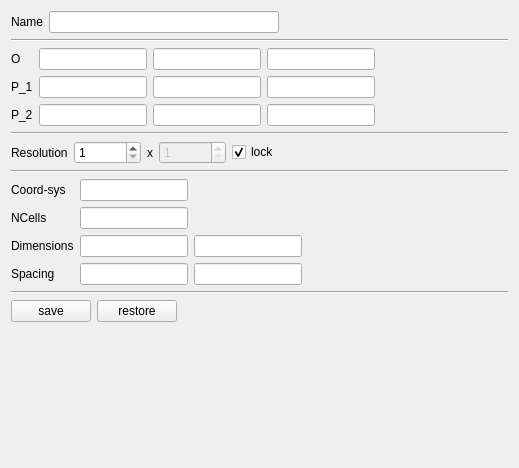
Qt form pqSQPlaneSourceForm.ui (burlen/SciberQuestToolKit) before a commit.
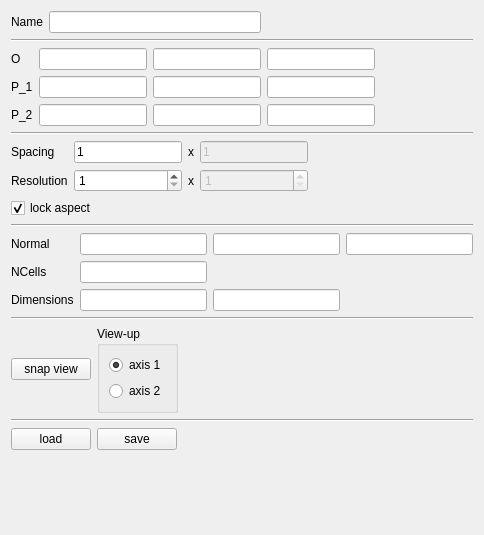
The same form after that commit.

Commit message: ENH: Added snap to normal, and set grid spacing feature.

Patch:
```diff
--- a/pqSQPlaneSourceForm.ui
+++ b/pqSQPlaneSourceForm.ui
@@ -6,14 +6,14 @@
    <rect>
     <x>0</x>
     <y>0</y>
-    <width>519</width>
-    <height>468</height>
+    <width>484</width>
+    <height>535</height>
    </rect>
   </property>
   <property name="windowTitle">
    <string>Form</string>
   </property>
-  <layout class="QVBoxLayout" name="verticalLayout">
+  <layout class="QVBoxLayout" name="verticalLayout_2">
    <item>
     <layout class="QHBoxLayout" name="horizontalLayout">
      <item>
@@ -121,22 +121,61 @@
     </layout>
    </item>
    <item>
-    <widget class="Line" name="line_2">
+    <widget class="Line" name="line_3">
      <property name="orientation">
       <enum>Qt::Horizontal</enum>
      </property>
     </widget>
    </item>
    <item>
-    <layout class="QHBoxLayout" name="horizontalLayout_3">
+    <layout class="QHBoxLayout" name="horizontalLayout_4">
      <item>
+      <layout class="QGridLayout" name="gridLayout_3">
+       <item row="0" column="0">
+        <widget class="QLabel" name="label_8">
+         <property name="text">
+          <string>Spacing</string>
+         </property>
+        </widget>
+       </item>
+       <item row="0" column="1">
+        <widget class="QLineEdit" name="dx">
+         <property name="text">
+          <string>1</string>
+         </property>
+         <property name="readOnly">
+          <bool>false</bool>
+         </property>
+        </widget>
+       </item>
+       <item row="0" column="2">
+        <widget class="QLabel" name="label_12">
+         <property name="text">
+          <string>x</string>
+         </property>
+        </widget>
+       </item>
+       <item row="0" column="3">
+        <widget class="QLineEdit" name="dy">
+         <property name="enabled">
+          <bool>false</bool>
+         </property>
+         <property name="text">
+          <string>1</string>
+         </property>
+         <property name="readOnly">
+          <bool>false</bool>
+         </property>
+        </widget>
+       </item>
+       <item row="1" column="0">
       <widget class="QLabel" name="label_5">
        <property name="text">
         <string>Resolution</string>
        </property>
       </widget>
      </item>
-     <item>
+       <item row="1" column="1">
       <widget class="QSpinBox" name="res_x">
        <property name="minimum">
         <number>1</number>
@@ -146,14 +185,14 @@
        </property>
       </widget>
      </item>
-     <item>
+       <item row="1" column="2">
       <widget class="QLabel" name="label_6">
        <property name="text">
         <string>x</string>
        </property>
       </widget>
      </item>
-     <item>
+       <item row="1" column="3">
       <widget class="QSpinBox" name="res_y">
        <property name="enabled">
         <bool>false</bool>
@@ -166,10 +205,29 @@
        </property>
       </widget>
      </item>
+      </layout>
+     </item>
+     <item>
+      <spacer name="horizontalSpacer_6">
+       <property name="orientation">
+        <enum>Qt::Horizontal</enum>
+       </property>
+       <property name="sizeHint" stdset="0">
+        <size>
+         <width>40</width>
+         <height>20</height>
+        </size>
+       </property>
+      </spacer>
+     </item>
+    </layout>
+   </item>
+   <item>
+    <layout class="QHBoxLayout" name="horizontalLayout_3">
      <item>
       <widget class="QCheckBox" name="aspectLock">
        <property name="text">
-        <string>lock </string>
+        <string>lock aspect</string>
        </property>
        <property name="checked">
         <bool>true</bool>
@@ -192,35 +250,29 @@
     </layout>
    </item>
    <item>
-    <widget class="Line" name="line_3">
+    <widget class="Line" name="line_2">
      <property name="orientation">
       <enum>Qt::Horizontal</enum>
      </property>
     </widget>
    </item>
-   <item>
-    <layout class="QHBoxLayout" name="horizontalLayout_4">
      <item>
       <layout class="QGridLayout" name="gridLayout_2">
        <item row="0" column="0">
-        <widget class="QLabel" name="label_10">
-         <property name="sizePolicy">
-          <sizepolicy hsizetype="Preferred" vsizetype="Preferred">
-           <horstretch>0</horstretch>
-           <verstretch>0</verstretch>
-          </sizepolicy>
-         </property>
+      <widget class="QLabel" name="label_11">
          <property name="text">
-          <string>Coord-sys</string>
+        <string>Normal</string>
          </property>
         </widget>
        </item>
        <item row="0" column="1">
-        <widget class="QLineEdit" name="coordStatus">
-         <property name="readOnly">
-          <bool>true</bool>
-         </property>
-        </widget>
+      <widget class="QLineEdit" name="n_x"/>
+     </item>
+     <item row="0" column="2">
+      <widget class="QLineEdit" name="n_y"/>
+     </item>
+     <item row="0" column="3">
+      <widget class="QLineEdit" name="n_z"/>
        </item>
        <item row="1" column="0">
         <widget class="QLabel" name="label_9">
@@ -257,31 +309,55 @@
          </property>
         </widget>
        </item>
-       <item row="3" column="0">
-        <widget class="QLabel" name="label_8">
+    </layout>
+   </item>
+   <item>
+    <widget class="Line" name="line_5">
+     <property name="orientation">
+      <enum>Qt::Horizontal</enum>
+     </property>
+    </widget>
+   </item>
+   <item>
+    <layout class="QHBoxLayout" name="horizontalLayout_6">
+     <item>
+      <widget class="QPushButton" name="snap">
+       <property name="toolTip">
+        <string>Align camera view with plane's normal.</string>
+       </property>
          <property name="text">
-          <string>Spacing</string>
+        <string>snap view</string>
          </property>
         </widget>
        </item>
-       <item row="3" column="1">
-        <widget class="QLineEdit" name="dx">
-         <property name="readOnly">
+     <item>
+      <widget class="QGroupBox" name="groupBox">
+       <property name="title">
+        <string>View-up</string>
+       </property>
+       <layout class="QVBoxLayout" name="verticalLayout">
+        <item>
+         <widget class="QRadioButton" name="viewUp1">
+          <property name="text">
+           <string>axis 1</string>
+          </property>
+          <property name="checked">
           <bool>true</bool>
          </property>
         </widget>
        </item>
-       <item row="3" column="2">
-        <widget class="QLineEdit" name="dy">
-         <property name="readOnly">
-          <bool>true</bool>
+        <item>
+         <widget class="QRadioButton" name="viewUp2">
+          <property name="text">
+           <string>axis 2</string>
          </property>
         </widget>
        </item>
       </layout>
+      </widget>
      </item>
      <item>
-      <spacer name="horizontalSpacer_4">
+      <spacer name="horizontalSpacer_7">
        <property name="orientation">
         <enum>Qt::Horizontal</enum>
        </property>
@@ -304,6 +380,13 @@
    </item>
    <item>
     <layout class="QHBoxLayout" name="horizontalLayout_5">
+     <item>
+      <widget class="QPushButton" name="restore">
+       <property name="text">
+        <string>load</string>
+       </property>
+      </widget>
+     </item>
      <item>
       <widget class="QPushButton" name="save">
        <property name="text">
@@ -311,13 +394,6 @@
        </property>
       </widget>
      </item>
-     <item>
-      <widget class="QPushButton" name="restore">
-       <property name="text">
-        <string>restore</string>
-       </property>
-      </widget>
-     </item>
      <item>
       <spacer name="horizontalSpacer_5">
        <property name="orientation">
```
Left out of the diff: 18 changed lines with no effect on the pictures. Lines whose indentation alone changed are shown as unchanged. The commit also changes 3 other files.
